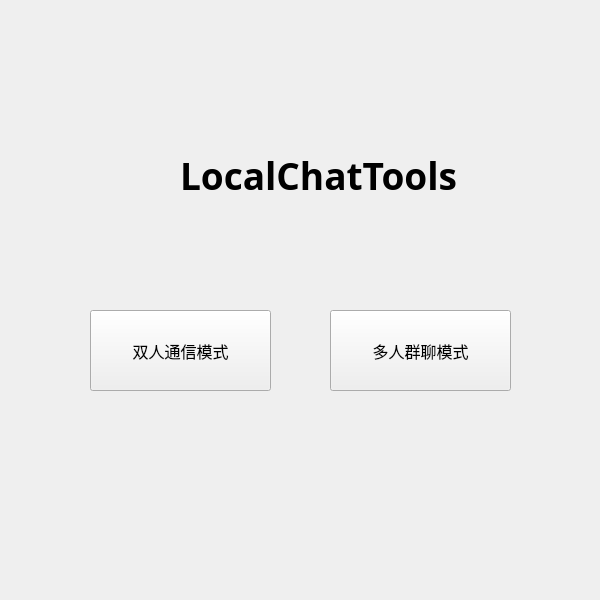
The window that MyUI/LocalChatTools.ui (DoubleZeroWater/LocalChat) describes before a commit, drawn with Qt 5.
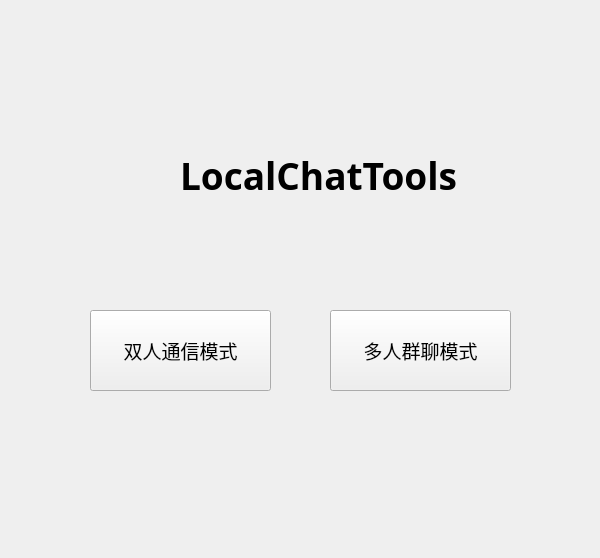
The same window after the commit.

The edit to the form file:
```diff
--- a/MyUI/LocalChatTools.ui
+++ b/MyUI/LocalChatTools.ui
@@ -7,7 +7,7 @@
     <x>0</x>
     <y>0</y>
     <width>600</width>
-    <height>600</height>
+    <height>558</height>
    </rect>
   </property>
   <property name="windowTitle">
@@ -25,7 +25,7 @@
    <property name="font">
     <font>
      <family>等线</family>
-     <pointsize>12</pointsize>
+        <pointsize>14</pointsize>
     </font>
    </property>
    <property name="text">
@@ -44,7 +44,7 @@
    <property name="font">
     <font>
      <family>等线</family>
-     <pointsize>12</pointsize>
+        <pointsize>14</pointsize>
     </font>
    </property>
    <property name="text">
```
